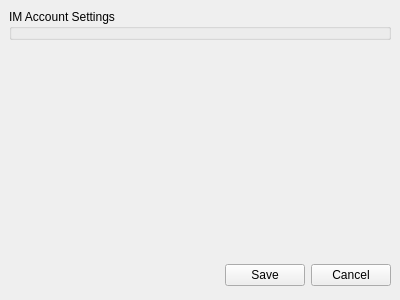
First picture: the form in wengophone/src/presentation/qt/imaccount/IMAccountTemplate.ui, repository tkrotoff/WengoPhone, before the edit.
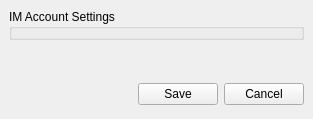
Second picture: the form after the edit.

Patch:
```diff
--- a/wengophone/src/presentation/qt/imaccount/IMAccountTemplate.ui
+++ b/wengophone/src/presentation/qt/imaccount/IMAccountTemplate.ui
@@ -8,8 +8,8 @@
    <rect>
     <x>0</x>
     <y>0</y>
-    <width>400</width>
-    <height>300</height>
+    <width>313</width>
+    <height>119</height>
    </rect>
   </property>
   <layout class="QGridLayout" >
```
